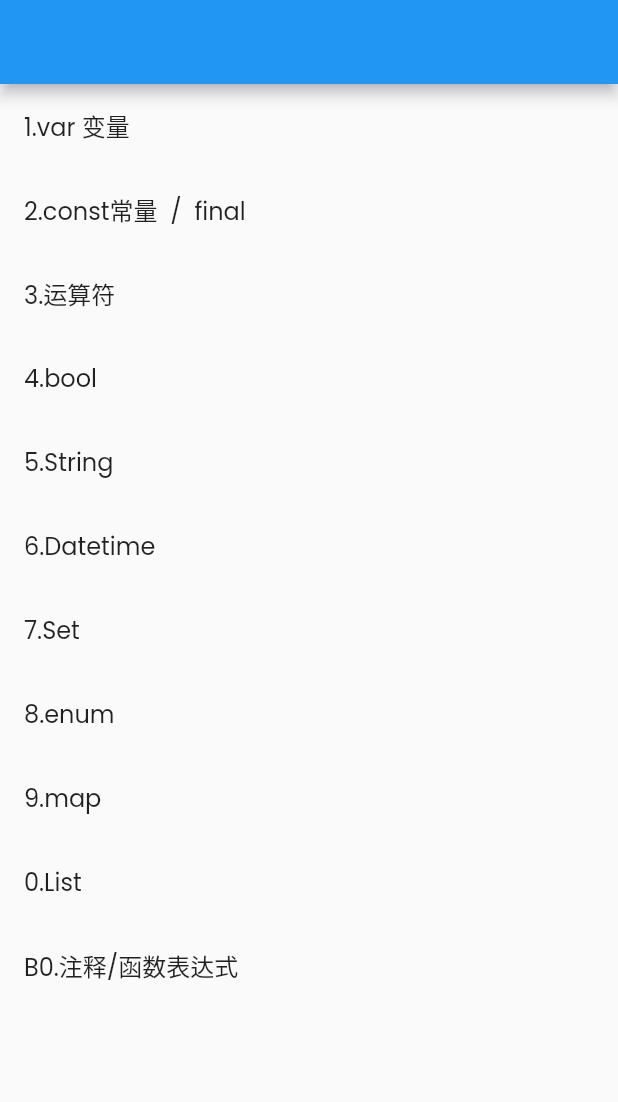
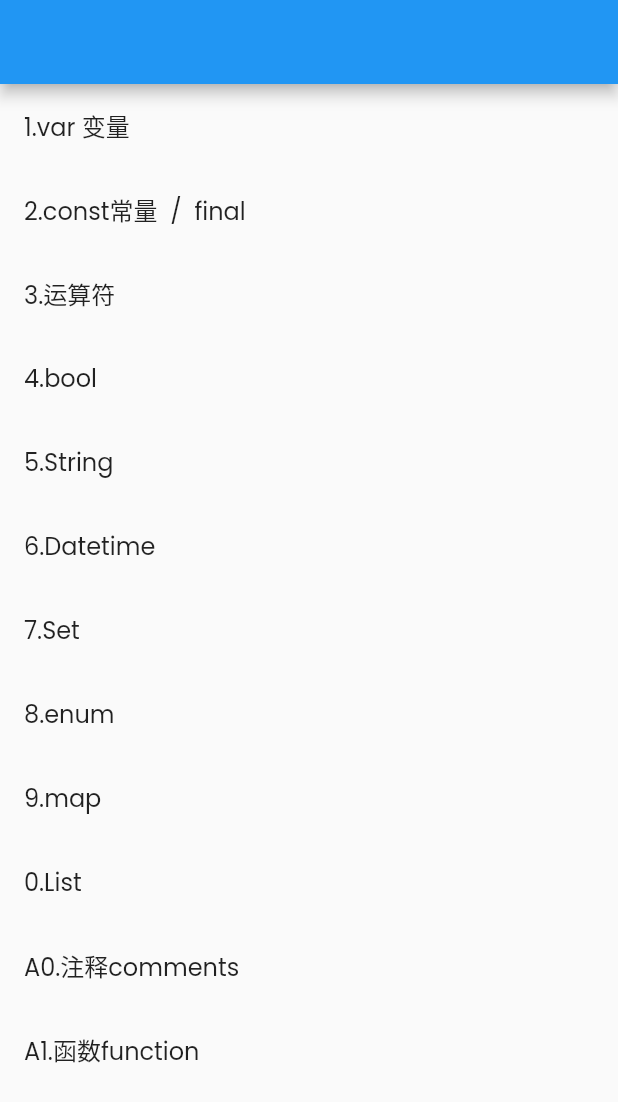
Before and after one commit to Shineforword/lyxy, a Flutter app: the LyDart screen opened directly, on a phone screen of 412 x 824 dp. Shown: the top 1102 px of the screen. Run offline on Flutter 3.47's test engine with Material 2 defaults, Android fonts, the phone set to English and light mode, and no system bars; our stand-ins replace extended_image, flutter_markdown; missing offline and left inert: markdown_syntax_highlighter, wechat_assets_picker; network calls fail.

Commit message:
[dart - function ]

```diff
--- a/lib/explore/dart/ly_dart.dart
+++ b/lib/explore/dart/ly_dart.dart
@@ -44,8 +44,11 @@ class LyDart extends StatelessWidget {
               title: "0.List",
               page: LyxyCodes(mdpwd: "lib/assets/markdown/dart/list.md")),
           LyxyExploreItem(
-              title: "B0.注释/函数表达式",
-              page: LyxyCodes(mdpwd: "lib/assets/markdown/dart/list.md")),
+              title: "A0.注释comments",
+              page: LyxyCodes(mdpwd: "lib/assets/markdown/dart/comments.md")),
+          LyxyExploreItem(
+              title: "A1.函数function",
+              page: LyxyCodes(mdpwd: "lib/assets/markdown/dart/function.md")),
         ],
       ),
     );
```
